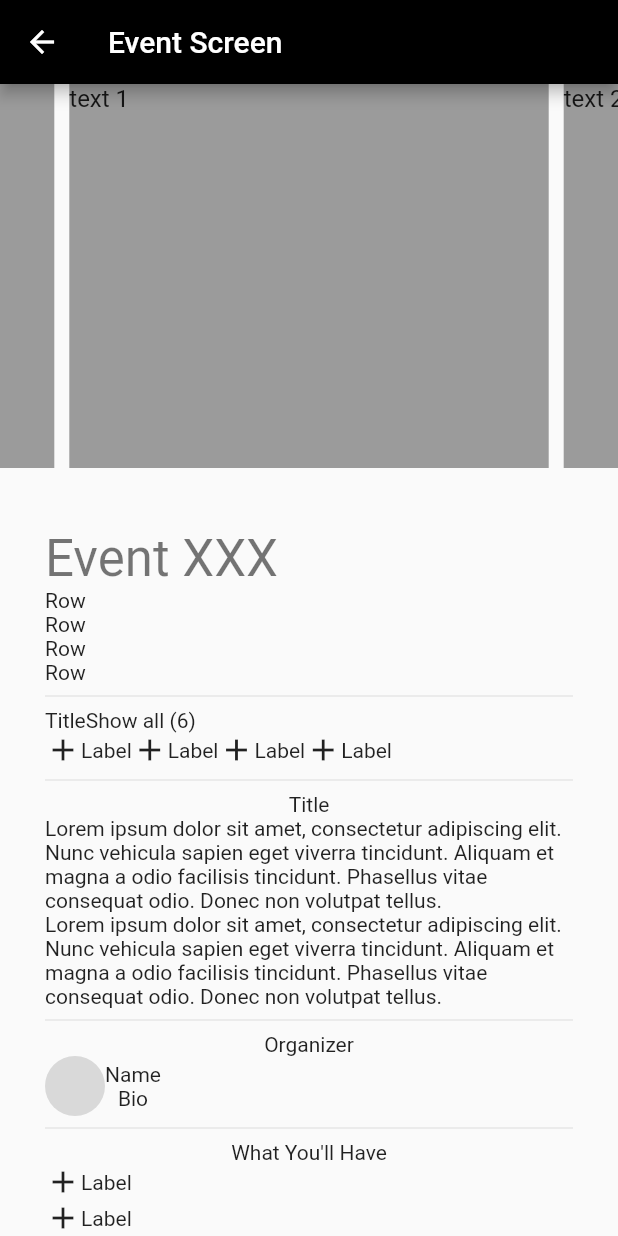
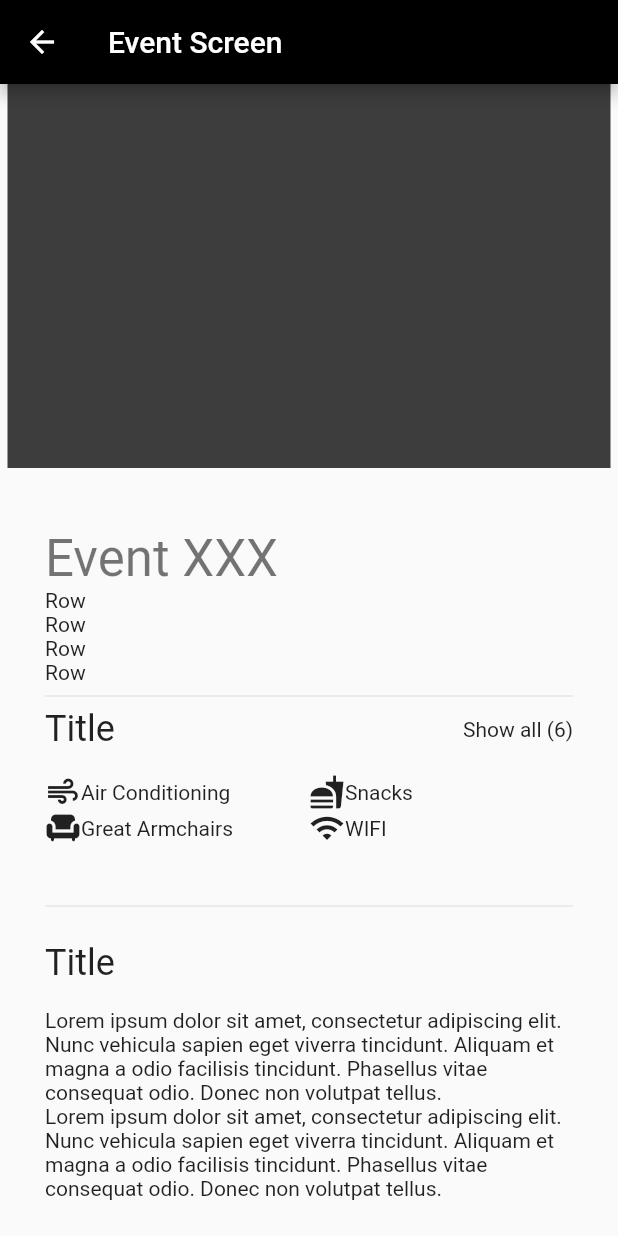
Before and after one commit to brfideliza/brfideliza, a Flutter app: the EventScreen screen opened by its route, on a phone screen of 412 x 824 dp. Run offline on Flutter 3.47's test engine with Material 2 defaults, Android fonts, the phone set to English and light mode, and no system bars; drawn by our look-alikes of carousel_slider; our stand-ins replace cloud_firestore, firebase_auth, firebase_core, fluttertoast; accounts and stored records are empty.

Commit message:
Add add_event_screen.dart

```diff
--- a/lib/main.dart
+++ b/lib/main.dart
@@ -1,4 +1,5 @@
 import 'package:brfideliza/firebase_options.dart';
+import 'package:brfideliza/screens/events/add_event_screen.dart';
 import 'package:firebase_core/firebase_core.dart';
 import 'package:flutter/material.dart';
 
@@ -26,7 +27,7 @@ class BrFideliza extends StatelessWidget {
     return MaterialApp(
       title: "BrFideliza",
       theme: ThemeData(),
-      initialRoute: ExploreScreen.id,
+      initialRoute: AddEventScreen.id,
       routes: {
         SplashScreen.id: (context) => const SplashScreen(),
         LoginScreen.id: (context) => const LoginScreen(),
@@ -34,6 +35,7 @@ class BrFideliza extends StatelessWidget {
         ForgotPasswordScreen.id: (context) => const ForgotPasswordScreen(),
         ExploreScreen.id: (context) => const ExploreScreen(),
         EventScreen.id: (context) => const EventScreen(),
+        AddEventScreen.id: (context) => const AddEventScreen(),
       },
     );
   }
--- a/lib/screens/events/event_screen.dart
+++ b/lib/screens/events/event_screen.dart
@@ -18,28 +18,33 @@ class _EventScreenState extends State<EventScreen> {
           title: const Text("Event Screen"),
           backgroundColor: Colors.black,
         ),
-        body: Column(
+        body: SingleChildScrollView(
+          child: Column(
             children: [
               CarouselSlider(
-              options: CarouselOptions(height: 256.0),
+                options: CarouselOptions(
+                  height: 256.0,
+                  viewportFraction: 1,
+                  enableInfiniteScroll: false,
+                  padEnds: false,
+                ),
                 items: [1, 2, 3, 4, 5].map((i) {
                   return Builder(
                     builder: (BuildContext context) {
                       return Container(
                         width: MediaQuery.of(context).size.width,
+                        height: 256.0,
                         margin: const EdgeInsets.symmetric(horizontal: 5.0),
-                        decoration: const BoxDecoration(color: Colors.black38),
-                        child: Text(
-                          'text $i',
-                          style: const TextStyle(fontSize: 16.0),
-                        ));
+                        decoration:
+                            const BoxDecoration(color: Color(0xFF3D3D3D)),
+                      );
                     },
                   );
                 }).toList(),
               ),
               Padding(
-              padding: const EdgeInsets.symmetric(vertical: 40, horizontal: 30),
-              child: SingleChildScrollView(
+                padding:
+                    const EdgeInsets.symmetric(vertical: 40, horizontal: 30),
                 child: Column(
                   mainAxisAlignment: MainAxisAlignment.start,
                   crossAxisAlignment: CrossAxisAlignment.start,
@@ -65,48 +70,76 @@ class _EventScreenState extends State<EventScreen> {
                       ],
                     ),
                     const Divider(),
-                    const Column(
+                    Column(
                       children: [
-                        Row(
+                        const Row(
+                          mainAxisAlignment: MainAxisAlignment.spaceBetween,
+                          children: [H3(), Text("Show all (6)")],
+                        ),
+                        Padding(
+                          padding: const EdgeInsets.symmetric(vertical: 16.0),
+                          child: Column(
                             children: [
-                            Column(
-                              children: [Text("Title")],
+                              ItemRow(
+                                icon1: Icons.air,
+                                label1: 'Air Conditioning',
+                                icon2: Icons.fastfood,
+                                label2: 'Snacks',
                               ),
-                            Column(
-                              children: [Text("Show all (6)")],
-                            )
-                          ],
-                        ),
-                        Row(
-                          children: [
-                            Record(),
-                            Record(),
-                          ],
+                              ItemRow(
+                                icon1: Icons.chair,
+                                label1: 'Great Armchairs',
+                                icon2: Icons.wifi,
+                                label2: 'WIFI',
                               ),
                             ],
                           ),
-                    const Divider(),
-                    const Column(
-                      children: [
-                        Text("Title"),
-                        Text(
-                            "Lorem ipsum dolor sit amet, consectetur adipiscing elit. Nunc vehicula sapien eget viverra tincidunt. Aliquam et magna a odio facilisis tincidunt. Phasellus vitae consequat odio. Donec non volutpat tellus."),
-                        Text(
-                            "Lorem ipsum dolor sit amet, consectetur adipiscing elit. Nunc vehicula sapien eget viverra tincidunt. Aliquam et magna a odio facilisis tincidunt. Phasellus vitae consequat odio. Donec non volutpat tellus."),
+                        ),
                       ],
                     ),
-                    const Divider(),
+                    const Div(),
                     const Column(
-                      children: [Text("Organizer"), ProfileCard()],
+                      crossAxisAlignment: CrossAxisAlignment.start,
+                      children: [
+                        H3(),
+                        LoremIpsumText(),
+                      ],
                     ),
-                    const Divider(),
+                    const Div(),
                     const Column(
+                      crossAxisAlignment: CrossAxisAlignment.start,
+                      children: [H3(), ProfileCard()],
+                    ),
+                    const Div(),
+                    Column(
+                      crossAxisAlignment: CrossAxisAlignment.start,
                       children: [
-                        Text("What You'll Have"),
-                        Item(),
-                        Item(),
-                        Item(),
-                        Item(),
+                        const H3(),
+                        Padding(
+                          padding: const EdgeInsets.symmetric(vertical: 16.0),
+                          child: Row(
+                            children: [
+                              Expanded(
+                                child: Item(
+                                  label: 'WI-FI',
+                                  icon: Icons.wifi,
+                                ),
+                              ),
+                              Item(
+                                label: 'WI-FI',
+                                icon: Icons.wifi,
+                              ),
+                              Item(
+                                label: 'WI-FI',
+                                icon: Icons.wifi,
+                              ),
+                              Item(
+                                label: 'WI-FI',
+                                icon: Icons.wifi,
+                              ),
+                            ],
+                          ),
+                        ),
                       ],
                     ),
                     TextButton(
@@ -116,10 +149,95 @@ class _EventScreenState extends State<EventScreen> {
                   ],
                 ),
               ),
-            ),
             ],
           ),
         ),
+      ),
+    );
+  }
+}
+
+class Div extends StatelessWidget {
+  const Div({
+    super.key,
+  });
+
+  @override
+  Widget build(BuildContext context) {
+    return const Padding(
+      padding: EdgeInsets.symmetric(vertical: 16.0),
+      child: Divider(),
+    );
+  }
+}
+
+class LoremIpsumText extends StatelessWidget {
+  const LoremIpsumText({
+    super.key,
+  });
+
+  @override
+  Widget build(BuildContext context) {
+    return Padding(
+      padding: EdgeInsets.symmetric(vertical: 16.0),
+      child: Column(
+        children: [
+          Text(
+              "Lorem ipsum dolor sit amet, consectetur adipiscing elit. Nunc vehicula sapien eget viverra tincidunt. Aliquam et magna a odio facilisis tincidunt. Phasellus vitae consequat odio. Donec non volutpat tellus."),
+          Text(
+              "Lorem ipsum dolor sit amet, consectetur adipiscing elit. Nunc vehicula sapien eget viverra tincidunt. Aliquam et magna a odio facilisis tincidunt. Phasellus vitae consequat odio. Donec non volutpat tellus."),
+        ],
+      ),
+    );
+  }
+}
+
+class H3 extends StatelessWidget {
+  const H3({
+    super.key,
+  });
+
+  @override
+  Widget build(BuildContext context) {
+    return Text(
+      "Title",
+      style: Theme.of(context).textTheme.headlineSmall,
+    );
+  }
+}
+
+class ItemRow extends StatelessWidget {
+  ItemRow({
+    super.key,
+    required this.icon1,
+    required this.label1,
+    required this.icon2,
+    required this.label2,
+  });
+
+  late IconData icon1;
+  late IconData icon2;
+  late String label1;
+  late String label2;
+
+  @override
+  Widget build(BuildContext context) {
+    return Row(
+      mainAxisAlignment: MainAxisAlignment.start,
+      children: [
+        Expanded(
+          child: Item(
+            icon: icon1,
+            label: label1,
+          ),
+        ),
+        Expanded(
+          child: Item(
+            icon: icon2,
+            label: label2,
+          ),
+        ),
+      ],
     );
   }
 }
@@ -147,38 +265,23 @@ class ProfileCard extends StatelessWidget {
   }
 }
 
-class Record extends StatelessWidget {
-  const Record({
+class Item extends StatelessWidget {
+  Item({
     super.key,
+    required this.icon,
+    required this.label,
   });
+
+  late IconData icon;
+  late String label;
 
   @override
   Widget build(BuildContext context) {
-    return const Row(
+    return Row(
       children: [
-        Item(),
-        Item(),
+        Icon(icon),
+        Text(label),
       ],
     );
   }
 }
-
-class Item extends StatelessWidget {
-  const Item({
-    super.key,
-  });
-
-  @override
-  Widget build(BuildContext context) {
-    return const Row(
-      children: [
-        Column(
-          children: [Icon(Icons.add)],
-        ),
-        Column(
-          children: [Text("Label")],
-        ),
-      ],
-    );
-  }
-}
--- a/pubspec.yaml
+++ b/pubspec.yaml
@@ -17,6 +17,7 @@ dependencies:
   flutter_web_plugins:
     sdk: flutter
   carousel_slider: ^4.2.1
+  http: ^1.1.0
 
 dev_dependencies:
   flutter_lints: ^2.0.0
```
Also changed, not shown: lib/models/event_model.dart (added, +31 -0 lines), lib/screens/events/add_event_screen.dart (added, +106 -0 lines), pubspec.lock, 1 other file. Lines whose indentation alone changed are shown as unchanged.
